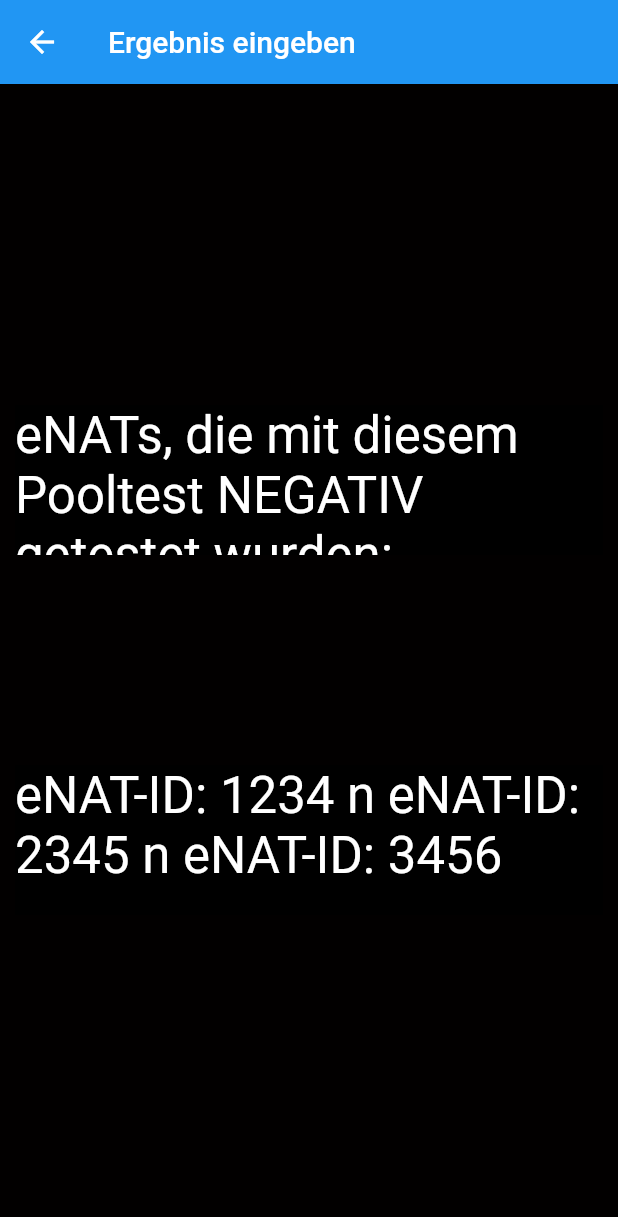
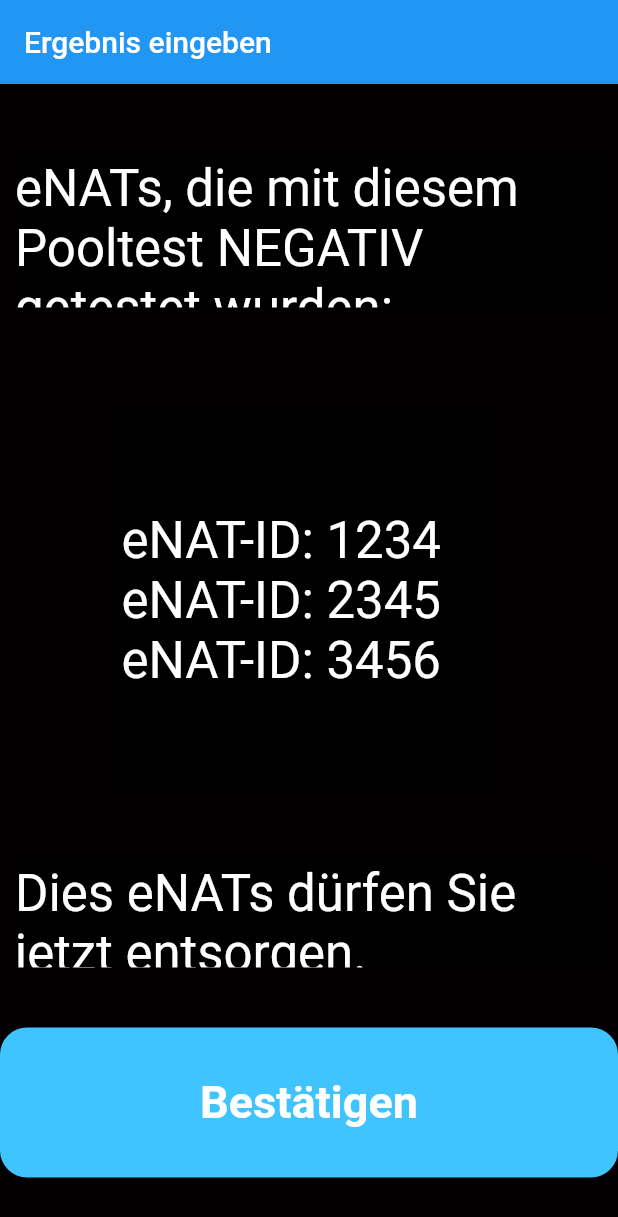
Before and after one commit to i-putak/testpersonal, a Flutter app: the NegativeAnzeigen screen opened directly, on a phone screen of 412 x 824 dp. Shown: the top 1217 px of the screen. Run offline on Flutter 3.47's test engine with Material 2 defaults, Android fonts, the phone set to English and light mode, and no system bars; our stand-ins replace page_transition; missing offline and left inert: mobile_scanner.

Commit message:
Ergebnis eingeben

```diff
--- a/lib/screen/ergebnis_eingeben.dart
+++ b/lib/screen/ergebnis_eingeben.dart
@@ -1,6 +1,7 @@
 import 'package:flutter/material.dart';
 import 'package:page_transition/page_transition.dart';
 import 'package:mobile_scanner/mobile_scanner.dart';
+import 'package:testpersonal/main.dart';
 
 class ErgebnisEingeben extends StatefulWidget {
   const ErgebnisEingeben({Key? key}) : super(key: key);
@@ -370,7 +371,16 @@ class _ErgebnisNegativState extends State<ErgebnisNegativ> {
                   ),
                 ),
                 //disabeln kann man wenn hier null steht
-                onPressed: () {},
+                onPressed: () {
+                  Navigator.pushAndRemoveUntil(
+                    context,
+                    PageTransition(
+                        child: const NegativeAnzeigen(),
+                        type: PageTransitionType.leftToRight),
+                        (route) => false,
+                    // )
+                  );
+                },
                 child: const Text('Bestätigen'),
               ),
               const SizedBox(height: 30),
@@ -429,7 +439,7 @@ class _NegativeAnzeigenState extends State<NegativeAnzeigen> {
               Container(
                 margin: const EdgeInsets.all(10.0),
                 color: Colors.black,
-                width: 900.0,
+                width: 600.0,
                 height: 100.0,
                 alignment: Alignment.topLeft,
                 child: Text(
@@ -440,19 +450,61 @@ class _NegativeAnzeigenState extends State<NegativeAnzeigen> {
                         .headline4!
                         .copyWith(color: Colors.white)),
               ),
-              const SizedBox(height: 120),
+              const SizedBox(height: 50),
               Container(
                 margin: const EdgeInsets.all(10.0),
                 color: Colors.black,
-                width: 900.0,
-                height: 100.0,
-                alignment: Alignment.topLeft,
-                child: Text("eNAT-ID: 1234 n\ eNAT-ID: 2345 n\ eNAT-ID: 3456",
+                width: 250.0,
+                height: 250.0,
+                alignment: Alignment.centerLeft,
+                child: Text("eNAT-ID: 1234\neNAT-ID: 2345\neNAT-ID: 3456",
                     style: Theme
                         .of(context)
                         .textTheme
                         .headline4!
                         .copyWith(color: Colors.white)),
+              ),
+              const SizedBox(height: 30),
+              Container(
+                margin: const EdgeInsets.all(10.0),
+                color: Colors.black,
+                width: 600.0,
+                height: 70.0,
+                alignment: Alignment.topLeft,
+                child: Text("Dies eNATs dürfen Sie jetzt entsorgen.",
+                    style: Theme
+                        .of(context)
+                        .textTheme
+                        .headline4!
+                        .copyWith(color: Colors.white)),
+              ),
+              const SizedBox(height: 30),
+              ElevatedButton(
+                style: ElevatedButton.styleFrom(
+                  minimumSize: const Size(900, 100),
+                  maximumSize: const Size(900, 100),
+                  primary: Colors.lightBlueAccent,
+                  onPrimary: Colors.white,
+                  shape : RoundedRectangleBorder(
+                    borderRadius: BorderRadius.circular(18.0),
+                  ),
+                  textStyle: const TextStyle(
+                      fontSize: 30,
+                      fontWeight: FontWeight.bold
+                  ),
+                ),
+                //disabeln kann man wenn hier null steht
+                onPressed: () {
+                  Navigator.pushAndRemoveUntil(
+                    context,
+                    PageTransition(
+                        child: const MyHomePage(),
+                        type: PageTransitionType.rightToLeft),
+                        (route) => false,
+                    // )
+                  );
+                },
+                child: const Text('Bestätigen'),
               ),
             ],
           ),
```
